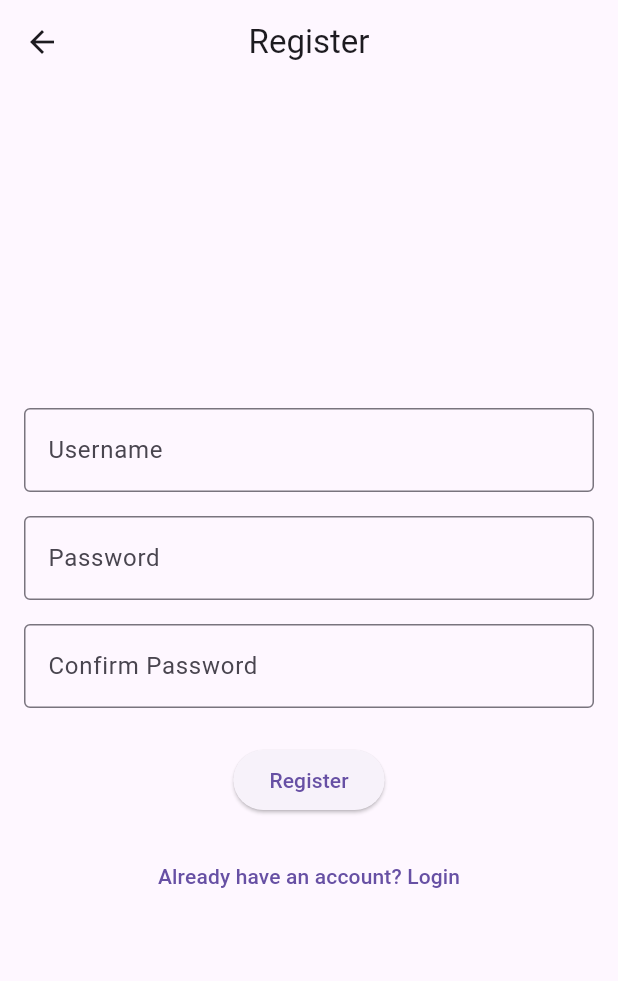
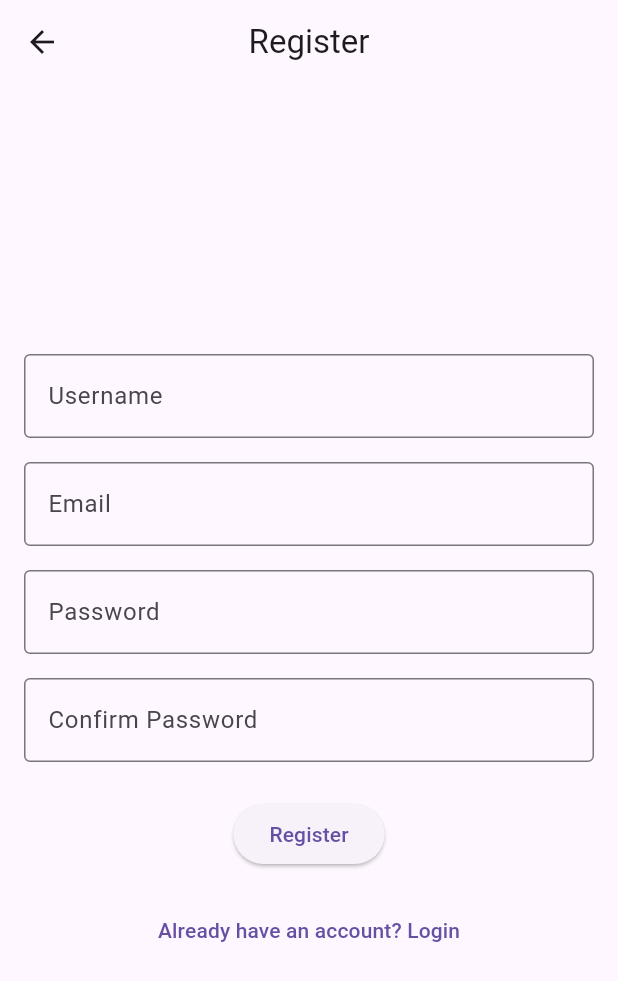
Before and after one commit to BordianuRaul/Early-Discovery-of-Anxiety-Depression-in-Teenagers-Using-Digital-Tools, a Flutter app: the screen it shows after launch, after a tap on "Login", after a tap on "Don't have an account? Sign Up", on a phone screen of 412 x 824 dp. Shown: the top 981 px of the screen. Run offline on Flutter 3.47's test engine with Material 3 defaults, Android fonts, the phone set to English and light mode, and no system bars.

Commit message:
Updated login/register

```diff
--- a/FrontendMobile/lib/src/screens/login_screen.dart
+++ b/FrontendMobile/lib/src/screens/login_screen.dart
@@ -9,7 +9,7 @@ class LoginScreen extends StatefulWidget {
 
 class _LoginScreenState extends State<LoginScreen> {
   final _formKey = GlobalKey<FormState>();
-  final TextEditingController _usernameController = TextEditingController();
+  final TextEditingController _usernameOrEmailController = TextEditingController();
   final TextEditingController _passwordController = TextEditingController();
 
   bool _isLoading = false;
@@ -28,7 +28,7 @@ class _LoginScreenState extends State<LoginScreen> {
 
         // Replace with your actual login logic
         ScaffoldMessenger.of(context).showSnackBar(
-          SnackBar(content: Text('Logged in as ${_usernameController.text}')),
+          SnackBar(content: Text('Logged in as ${_usernameOrEmailController.text}')),
         );
       });
     }
@@ -36,7 +36,7 @@ class _LoginScreenState extends State<LoginScreen> {
 
   @override
   void dispose() {
-    _usernameController.dispose();
+    _usernameOrEmailController.dispose();
     _passwordController.dispose();
     super.dispose();
   }
@@ -56,14 +56,14 @@ class _LoginScreenState extends State<LoginScreen> {
             mainAxisAlignment: MainAxisAlignment.center,
             children: [
               TextFormField(
-                controller: _usernameController,
+                controller: _usernameOrEmailController,
                 decoration: InputDecoration(
-                  labelText: 'Username',
+                  labelText: 'Username or Email',
                   border: OutlineInputBorder(),
                 ),
                 validator: (value) {
                   if (value == null || value.isEmpty) {
-                    return 'Please enter your username';
+                    return 'Please enter your username or email';
                   }
                   return null;
                 },
--- a/FrontendMobile/lib/src/screens/register_screen.dart
+++ b/FrontendMobile/lib/src/screens/register_screen.dart
@@ -11,9 +11,9 @@ class RegisterScreen extends StatefulWidget {
 class _RegisterScreenState extends State<RegisterScreen> {
   final _formKey = GlobalKey<FormState>();
   final TextEditingController _usernameController = TextEditingController();
+  final TextEditingController _emailController = TextEditingController();
   final TextEditingController _passwordController = TextEditingController();
-  final TextEditingController _confirmPasswordController =
-  TextEditingController();
+  final TextEditingController _confirmPasswordController = TextEditingController();
 
   bool _isLoading = false;
 
@@ -40,6 +40,7 @@ class _RegisterScreenState extends State<RegisterScreen> {
   @override
   void dispose() {
     _usernameController.dispose();
+    _emailController.dispose();
     _passwordController.dispose();
     _confirmPasswordController.dispose();
     super.dispose();
@@ -68,6 +69,23 @@ class _RegisterScreenState extends State<RegisterScreen> {
                 validator: (value) {
                   if (value == null || value.isEmpty) {
                     return 'Please enter your username';
+                  }
+                  return null;
+                },
+              ),
+              SizedBox(height: 16.0),
+              TextFormField(
+                controller: _emailController,
+                decoration: InputDecoration(
+                  labelText: 'Email',
+                  border: OutlineInputBorder(),
+                ),
+                validator: (value) {
+                  if (value == null || value.isEmpty) {
+                    return 'Please enter your email';
+                  }
+                  if (!RegExp(r'^\S+@\S+\.\S+$').hasMatch(value)) {
+                    return 'Please enter a valid email address';
                   }
                   return null;
                 },
```
